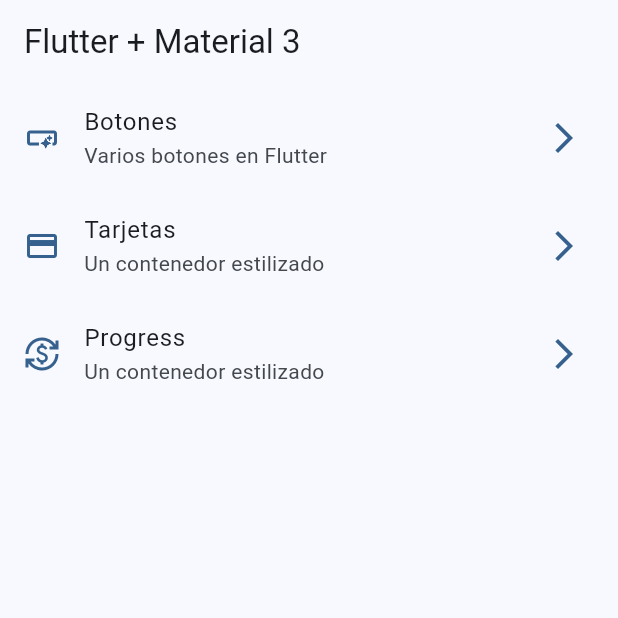
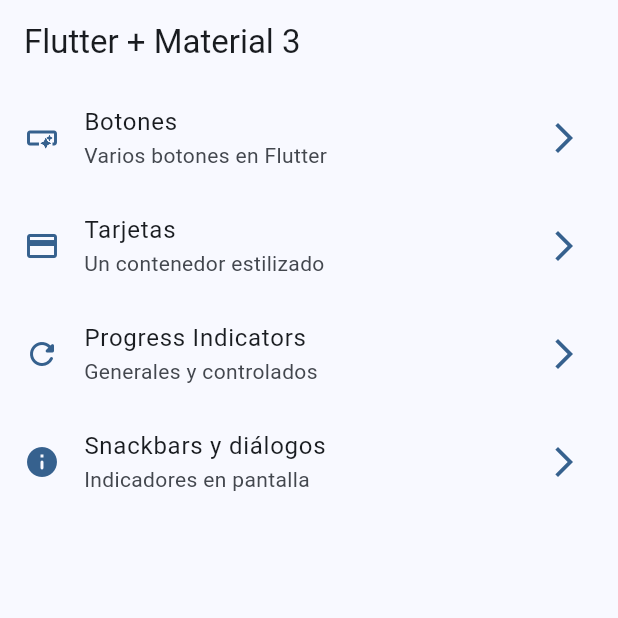
Before and after one commit to jcbautista27/widgets_app, a Flutter app: the screen it shows after launch, on a phone screen of 412 x 824 dp, the top half of it. Run offline on Flutter 3.47's test engine with Material 2 defaults, Android fonts, the phone set to English and light mode, and no system bars; our stand-ins replace go_router.

Commit message:
snackbars dialogs terminado

```diff
--- a/lib/config/menu/menu_items.dart
+++ b/lib/config/menu/menu_items.dart
@@ -29,10 +29,16 @@ const appMenuItems = <MenuItems> [
     icon: Icons.credit_card
   ),
   MenuItems(
-    title: 'Progress',
-    subTitle: 'Un contenedor estilizado',
+    title: 'Progress Indicators',
+    subTitle: 'Generales y controlados',
     link: '/progress',
-    icon: Icons.currency_exchange_outlined
+    icon: Icons.refresh_rounded
+  ),
+  MenuItems(
+    title: 'Snackbars y diálogos',
+    subTitle: 'Indicadores en pantalla',
+    link: '/snackbar',
+    icon: Icons.info_rounded
   ),
 
 ];
--- a/lib/config/router/app_router.dart
+++ b/lib/config/router/app_router.dart
@@ -26,5 +26,10 @@ final GoRouter appRouter = GoRouter(
       name: ProgressScreen.name,
       builder: (BuildContext context, GoRouterState state) => const ProgressScreen(),
     ),
+    GoRoute(
+      path: '/snackbar',
+      name: SnackbarScreen.name,
+      builder: (BuildContext context, GoRouterState state) => const SnackbarScreen(),
+    ),
   ],
 );
--- a/lib/main.dart
+++ b/lib/main.dart
@@ -12,6 +12,7 @@ class MainApp extends StatelessWidget {
   @override
   Widget build(BuildContext context) {
     return MaterialApp.router(
+      title: 'Flutter',
       routerConfig: appRouter,
       debugShowCheckedModeBanner: false,
       theme: AppTheme(selectedColor: 1).getTheme(),
```
Also changed, not shown: lib/presentation/screens/snackbar/snackbar_screen.dart (+67 -1 lines).
